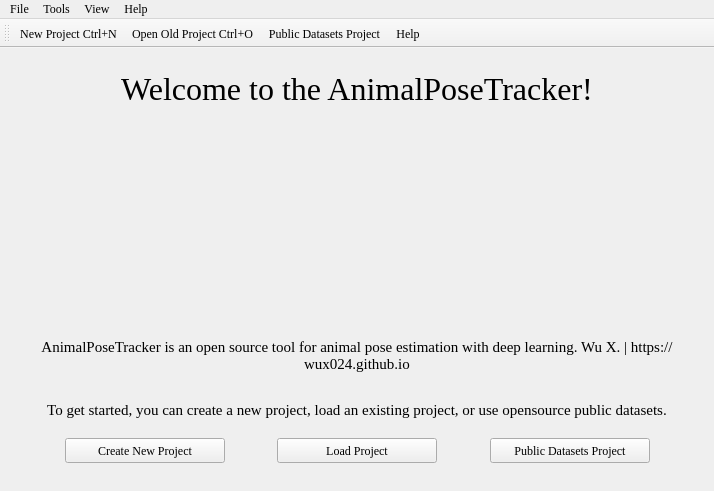
First picture: the form in animalposetracker/gui/ui/animalposetracker.ui, repository wux024/AnimalPoseTracker, before the edit.
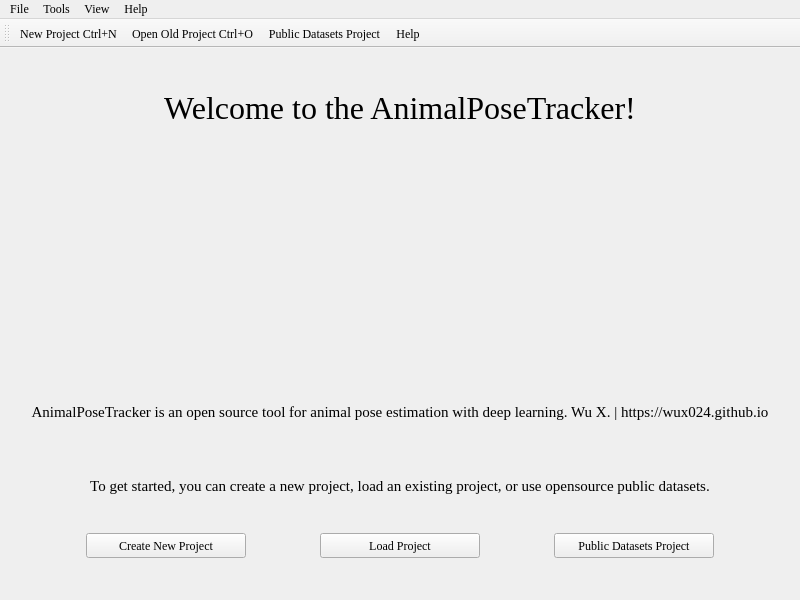
Second picture: the form after the edit. Icons and pictures are not drawn.

```diff
--- a/animalposetracker/gui/ui/animalposetracker.ui
+++ b/animalposetracker/gui/ui/animalposetracker.ui
@@ -9,8 +9,8 @@
    <rect>
     <x>0</x>
     <y>0</y>
-    <width>714</width>
-    <height>491</height>
+    <width>800</width>
+    <height>600</height>
    </rect>
   </property>
   <property name="sizePolicy">
@@ -2198,7 +2198,7 @@
     <rect>
      <x>0</x>
      <y>0</y>
-     <width>714</width>
+     <width>800</width>
      <height>33</height>
     </rect>
    </property>
```
Left out of the diff: 6 changed lines with no effect on the pictures.
